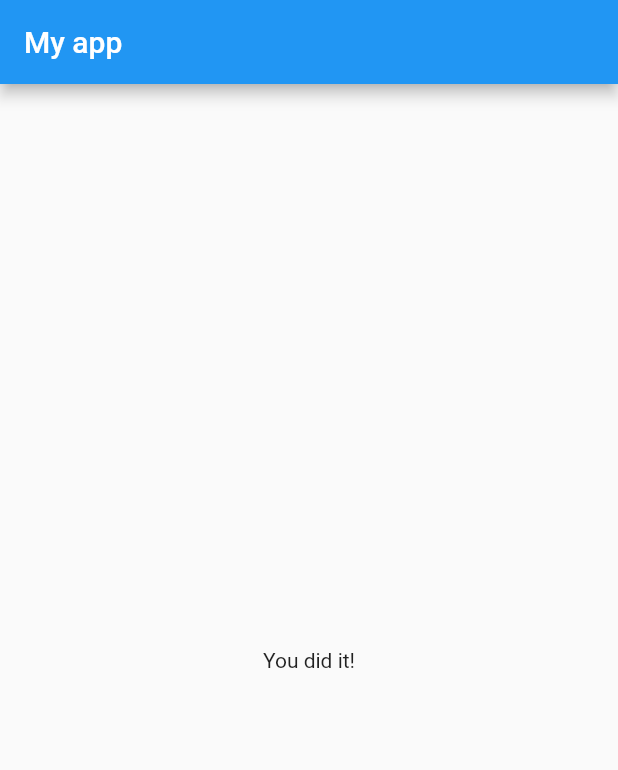
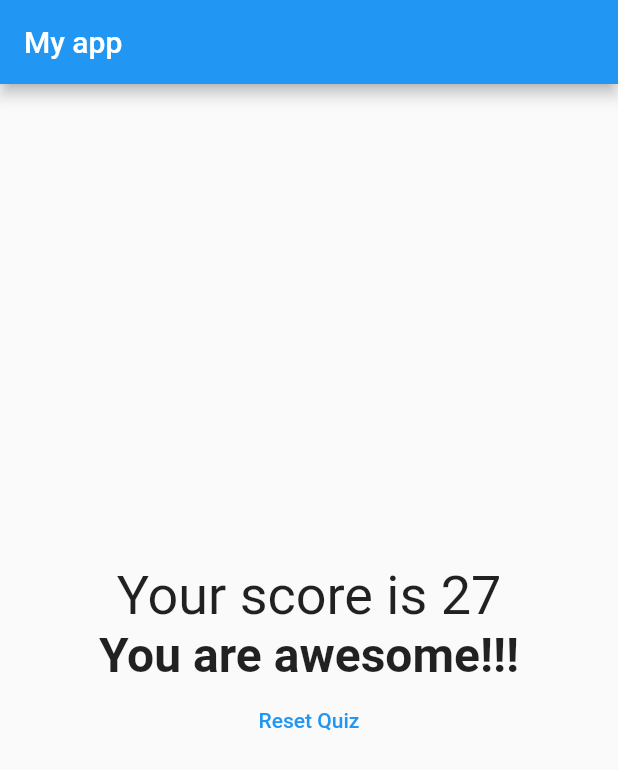
Before and after one commit to tuliofmoura/flutter_examples, a Flutter app: the screen it shows after launch, after a tap on "Blue", after a tap on "Tiger", after a tap on "Dart", on a phone screen of 412 x 824 dp. Shown: the top 770 px of the screen. Run offline on Flutter 3.47's test engine with Material 2 defaults, Android fonts, the phone set to English and light mode, and no system bars.

Commit message:
Showing result and reseting the quiz.

```diff
--- a/quiz_example/lib/answer.dart
+++ b/quiz_example/lib/answer.dart
@@ -1,10 +1,10 @@
 import 'package:flutter/material.dart';
 
 class Answer extends StatelessWidget {
-  final VoidCallback selectHandler;
+  final VoidCallback answerCallback;
   final String answerText;
   const Answer(
-    this.selectHandler,
+    this.answerCallback,
     this.answerText, {
     Key? key,
   }) : super(key: key);
@@ -14,7 +14,7 @@ class Answer extends StatelessWidget {
     return Container(
       width: double.infinity,
       child: ElevatedButton(
-        onPressed: selectHandler,
+        onPressed: answerCallback,
         child: Text(answerText),
       ),
     );
--- a/quiz_example/lib/main.dart
+++ b/quiz_example/lib/main.dart
@@ -2,7 +2,7 @@ import 'package:flutter/material.dart';
 import 'package:quiz_example/quiz.dart';
 import 'package:quiz_example/result.dart';
 
-void main(List<String> args) => runApp(MyApp());
+void main(List<String> args) => runApp(const MyApp());
 
 class MyApp extends StatefulWidget {
   const MyApp({Key? key}) : super(key: key);
@@ -12,30 +12,50 @@ class MyApp extends StatefulWidget {
 }
 
 class _MyAppState extends State<MyApp> {
-  var _questionIndex = 0;
+  int _totalScore = 0;
+  int _questionIndex = 0;
   final _questions = [
     {
       'questionText': 'What\'s your favorite color?',
-      'answers': ['Red', 'Blue', 'Green', 'Yellow'],
+      'answers': [
+        {'text': 'Blue', 'score': 10},
+        {'text': 'Red', 'score': 7},
+        {'text': 'Green', 'score': 4},
+        {'text': 'Yellow', 'score': 1},
+      ],
     },
     {
       'questionText': 'What\'s your favorite animal?',
-      'answers': ['Dog', 'Cat', 'Tiger', 'Cow'],
+      'answers': [
+        {'text': 'Dog', 'score': 10},
+        {'text': 'Tiger', 'score': 7},
+        {'text': 'Cow', 'score': 4},
+        {'text': 'Cat', 'score': 1},
+      ],
     },
     {
       'questionText': 'What\'s your favorite programing language?',
-      'answers': ['Dart', 'Java', 'JavaScript', 'Python'],
+      'answers': [
+        {'text': 'Dart', 'score': 10},
+        {'text': 'Java', 'score': 7},
+        {'text': 'Python', 'score': 4},
+        {'text': 'JavaScript', 'score': 1},
+      ],
     }
   ];
 
-  void _onPressed() {
+  void _onAnswered(int score) {
+    _totalScore += score;
     setState(() {
       _questionIndex++;
     });
-    String msg = _questionIndex < _questions.length
-        ? 'We have more questions!'
-        : 'No more questions!';
-    debugPrint(msg);
+    debugPrint('$_totalScore');
+  }
+
+  void _onRestarted() {
+    _totalScore = 0;
+    _questionIndex = 0;
+    setState(() {});
   }
 
   @override
@@ -49,9 +69,9 @@ class _MyAppState extends State<MyApp> {
             ? Quiz(
                 questions: _questions,
                 questionIndex: _questionIndex,
-                onPressed: _onPressed,
+                answerCallback: _onAnswered,
               )
-            : const Result(),
+            : Result(result: _totalScore, resetCallback: _onRestarted),
       ),
     );
   }
--- a/quiz_example/lib/quiz.dart
+++ b/quiz_example/lib/quiz.dart
@@ -6,11 +6,11 @@ import 'answer.dart';
 class Quiz extends StatelessWidget {
   final List<Map<String, Object>> questions;
   final int questionIndex;
-  final VoidCallback onPressed;
+  final Function answerCallback;
   const Quiz({
     required this.questions,
     required this.questionIndex,
-    required this.onPressed,
+    required this.answerCallback,
     Key? key,
   }) : super(key: key);
 
@@ -21,8 +21,11 @@ class Quiz extends StatelessWidget {
         Question(
           questions[questionIndex]['questionText'] as String,
         ),
-        ...(questions[questionIndex]['answers'] as List<String>)
-            .map((answer) => Answer(onPressed, answer))
+        ...(questions[questionIndex]['answers'] as List<Map<String, Object>>)
+            .map((answer) => Answer(
+                  () => answerCallback(answer['score']),
+                  answer['text'] as String,
+                ))
             .toList(),
       ],
     );
--- a/quiz_example/lib/result.dart
+++ b/quiz_example/lib/result.dart
@@ -1,14 +1,48 @@
 import 'package:flutter/material.dart';
 
 class Result extends StatelessWidget {
+  final int result;
+  final VoidCallback resetCallback;
   const Result({
     Key? key,
+    required this.result,
+    required this.resetCallback,
   }) : super(key: key);
 
   @override
   Widget build(BuildContext context) {
-    return const Center(
-      child: Text('You did it!'),
+    return Center(
+      child: Column(
+        mainAxisAlignment: MainAxisAlignment.center,
+        children: [
+          Text(
+            'Your score is $result',
+            textAlign: TextAlign.center,
+            style: const TextStyle(fontSize: 36),
+          ),
+          Text(
+            resultPhrase,
+            textAlign: TextAlign.center,
+            style: const TextStyle(fontSize: 32, fontWeight: FontWeight.bold),
+          ),
+          TextButton(
+            onPressed: resetCallback,
+            child: const Text('Reset Quiz'),
+          ),
+        ],
+      ),
     );
   }
+
+  String get resultPhrase {
+    if (result <= 9) {
+      return 'Weirdo!';
+    } else if (result <= 12) {
+      return 'You are... strange?!';
+    } else if (result <= 21) {
+      return 'Pretty likeable!';
+    } else {
+      return 'You are awesome!!!';
+    }
+  }
 }
```
